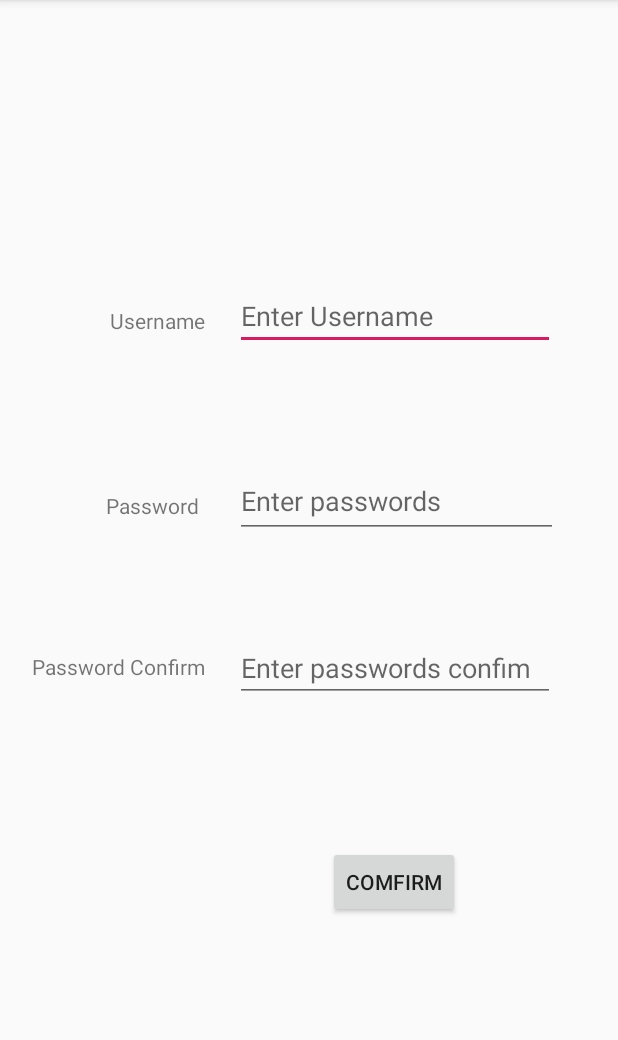
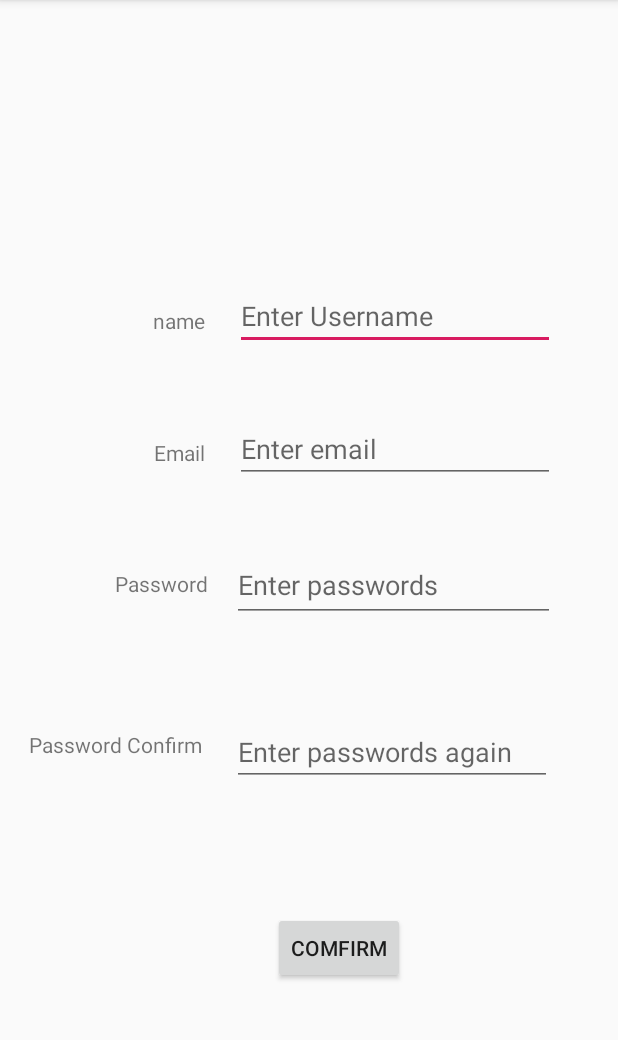
Before and after one commit to Chener-Zhang/BookShelf-App, an Android app: the screen it shows after launch (FormActivity), on a phone screen of 412 x 824 dp, the part 84-1124 px from its top. Run offline under Robolectric (Android 15) with nearby library versions, the light colour scheme and no system bars.

Commit message:
- Adding more text box

```diff
--- a/Assignment2/app/src/main/java/edu/temple/FormActivity.java
+++ b/Assignment2/app/src/main/java/edu/temple/FormActivity.java
@@ -1,6 +1,7 @@
 package edu.temple;
 
 import android.os.Bundle;
+import android.util.Log;
 
 import androidx.appcompat.app.AppCompatActivity;
 
@@ -10,5 +11,12 @@ public class FormActivity extends AppCompatActivity {
     protected void onCreate(Bundle savedInstanceState) {
         super.onCreate(savedInstanceState);
         setContentView(R.layout.activity_main);
+
     }
+
+    public void check_user_input() {
+        Log.d("hello", "world");
+
+    }
+
 }
--- a/Assignment2/app/src/main/res/layout/activity_main.xml
+++ b/Assignment2/app/src/main/res/layout/activity_main.xml
@@ -24,13 +24,13 @@
         android:id="@+id/User_Password_1"
         android:layout_width="215dp"
         android:layout_height="49dp"
-        android:layout_marginTop="76dp"
+        android:layout_marginTop="132dp"
         android:autofillHints=""
         android:ems="10"
         android:hint="@string/enter_passwords"
         android:inputType="textPassword"
         app:layout_constraintEnd_toEndOf="@+id/User_Name"
-        app:layout_constraintHorizontal_bias="0.0"
+        app:layout_constraintHorizontal_bias="1.0"
         app:layout_constraintStart_toStartOf="@+id/User_Name"
         app:layout_constraintTop_toBottomOf="@+id/User_Name" />
 
@@ -38,14 +38,12 @@
         android:id="@+id/Confirm_button"
         android:layout_width="wrap_content"
         android:layout_height="wrap_content"
-        android:layout_marginBottom="156dp"
+        android:layout_marginTop="84dp"
         android:text="@string/comfirm"
-        app:layout_constraintBottom_toBottomOf="parent"
         app:layout_constraintEnd_toEndOf="@+id/User_Password_2"
-        app:layout_constraintHorizontal_bias="0.496"
+        app:layout_constraintHorizontal_bias="0.216"
         app:layout_constraintStart_toStartOf="@+id/User_Password_2"
-        app:layout_constraintTop_toBottomOf="@+id/User_Password_2"
-        app:layout_constraintVertical_bias="1.0" />
+        app:layout_constraintTop_toBottomOf="@+id/User_Password_2" />
 
     <EditText
         android:id="@+id/User_Password_2"
@@ -62,7 +60,7 @@
         app:layout_constraintTop_toBottomOf="@+id/User_Password_1" />
 
     <TextView
-        android:id="@+id/Username"
+        android:id="@+id/Name"
         android:layout_width="wrap_content"
         android:layout_height="wrap_content"
         android:layout_marginTop="204dp"
@@ -75,11 +73,11 @@
         android:id="@+id/textView2"
         android:layout_width="wrap_content"
         android:layout_height="wrap_content"
-        android:layout_marginTop="104dp"
-        android:layout_marginEnd="24dp"
+        android:layout_marginTop="156dp"
+        android:layout_marginEnd="16dp"
         android:text="@string/password"
         app:layout_constraintEnd_toStartOf="@+id/User_Password_1"
-        app:layout_constraintTop_toBottomOf="@+id/Username" />
+        app:layout_constraintTop_toBottomOf="@+id/Name" />
 
     <TextView
         android:id="@+id/textView3"
@@ -90,4 +88,29 @@
         android:text="@string/password_confirm"
         app:layout_constraintEnd_toStartOf="@+id/User_Password_2"
         app:layout_constraintTop_toBottomOf="@+id/textView2" />
+
+    <TextView
+        android:id="@+id/textView"
+        android:layout_width="wrap_content"
+        android:layout_height="wrap_content"
+        android:layout_marginEnd="20dp"
+        android:text="@string/email"
+        app:layout_constraintBottom_toTopOf="@+id/textView2"
+        app:layout_constraintEnd_toStartOf="@+id/Email"
+        app:layout_constraintTop_toBottomOf="@+id/Name"
+        app:layout_constraintVertical_bias="0.504" />
+
+    <EditText
+        android:id="@+id/Email"
+        android:layout_width="wrap_content"
+        android:layout_height="wrap_content"
+        android:autofillHints=""
+        android:ems="10"
+        android:hint="@string/enter_email"
+        android:inputType="textEmailAddress"
+        app:layout_constraintBottom_toTopOf="@+id/User_Password_1"
+        app:layout_constraintEnd_toEndOf="@+id/User_Name"
+        app:layout_constraintStart_toStartOf="@+id/User_Name"
+        app:layout_constraintTop_toBottomOf="@+id/User_Name" />
+
 </androidx.constraintlayout.widget.ConstraintLayout>
--- a/Assignment2/app/src/main/res/values/strings.xml
+++ b/Assignment2/app/src/main/res/values/strings.xml
@@ -2,9 +2,11 @@
     <string name="app_name">SignUpForm</string>
     <string name="password_confirm">Password Confirm</string>
     <string name="password">Password</string>
-    <string name="username">Username</string>
+    <string name="username">name</string>
     <string name="enter_username">Enter Username</string>
     <string name="enter_passwords">Enter passwords</string>
-    <string name="enter_passwords_confim">Enter passwords confim</string>
+    <string name="enter_passwords_confim">Enter passwords again</string>
     <string name="comfirm">Comfirm</string>
+    <string name="email">Email</string>
+    <string name="enter_email">Enter email</string>
 </resources>
```
